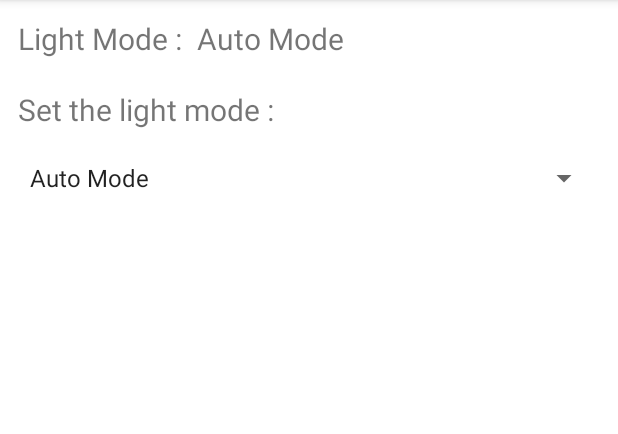
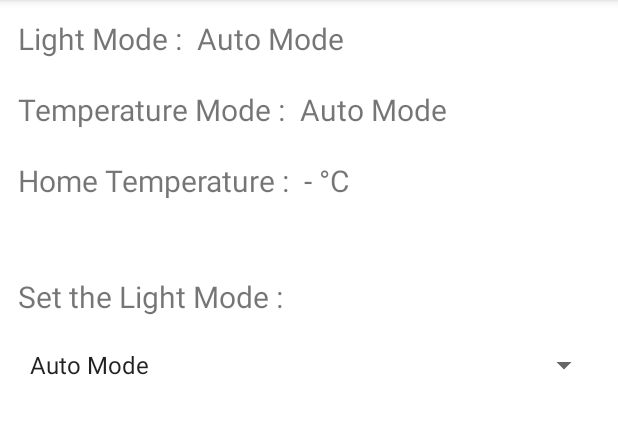
Before and after one commit to CharlotteProjects/IoTMiniProject, an Android app: the screen it shows after launch (MainActivity), on a phone screen of 412 x 824 dp, the part 84-518 px from its top. Run offline under Robolectric (Android 15) with nearby library versions, the phone set to English and light mode, and no system bars; our stand-ins replace Firebase (no records; nobody signed in at launch, a user with empty details on screens opened directly); 2 statements that could not run were skipped.

Commit message:
add Temperature UI

```diff
--- a/app/src/main/java/com/charlottesutdio/iotminiproject/MainActivity.java
+++ b/app/src/main/java/com/charlottesutdio/iotminiproject/MainActivity.java
@@ -29,7 +29,7 @@ public class MainActivity extends AppCompatActivity {
     private DatabaseReference database_LightMode;
 
     private final String path_Main_Manager = "Manager";
-    private final String path_LED = "LEDmode";
+    private final String path_LED = "LightMode";
     private boolean afterInti = false;
 
     //endregion
--- a/app/src/main/res/layout/activity_main.xml
+++ b/app/src/main/res/layout/activity_main.xml
@@ -21,25 +21,72 @@
         android:layout_width="wrap_content"
         android:layout_height="wrap_content"
         android:layout_marginStart="10sp"
+        android:textSize="20sp"
         android:text="@string/text_YourLightMode"
-        android:textSize="20sp"
         app:layout_constraintEnd_toEndOf="parent"
         app:layout_constraintHorizontal_bias="0.0"
         app:layout_constraintStart_toEndOf="@+id/text_LightMode"
         app:layout_constraintTop_toTopOf="parent" />
 
     <TextView
+        android:id="@+id/text_DHTMode"
+        android:layout_width="wrap_content"
+        android:layout_height="wrap_content"
+        android:layout_marginTop="20sp"
+        android:text="@string/text_DHTMode"
+        android:textSize="20sp"
+        app:layout_constraintStart_toStartOf="parent"
+        app:layout_constraintTop_toBottomOf="@+id/text_LightMode" />
+
+    <TextView
+        android:id="@+id/text_YourDHTMode"
+        android:layout_width="wrap_content"
+        android:layout_height="wrap_content"
+        android:layout_marginTop="20sp"
+        android:layout_marginStart="10sp"
+        android:text="@string/text_YourDHTMode"
+        android:textSize="20sp"
+        app:layout_constraintEnd_toEndOf="parent"
+        app:layout_constraintHorizontal_bias="0.0"
+        app:layout_constraintStart_toEndOf="@+id/text_DHTMode"
+        app:layout_constraintTop_toBottomOf="@+id/text_LightMode" />
+
+
+    <TextView
+        android:id="@+id/text_DHT"
+        android:layout_width="wrap_content"
+        android:layout_height="wrap_content"
+        android:layout_marginTop="20sp"
+        android:text="@string/text_DHT"
+        android:textSize="20sp"
+        app:layout_constraintStart_toStartOf="parent"
+        app:layout_constraintTop_toBottomOf="@+id/text_DHTMode" />
+
+    <TextView
+        android:id="@+id/text_DHTTemp"
+        android:layout_width="wrap_content"
+        android:layout_height="wrap_content"
+        android:layout_marginTop="20sp"
+        android:layout_marginStart="10sp"
+        android:text="@string/text_DHTTemp"
+        android:textSize="20sp"
+        app:layout_constraintEnd_toEndOf="parent"
+        app:layout_constraintHorizontal_bias="0.0"
+        app:layout_constraintStart_toEndOf="@+id/text_DHT"
+        app:layout_constraintTop_toBottomOf="@+id/text_DHTMode" />
+
+    <TextView
         android:id="@+id/text_ChooesLightMode"
         android:layout_width="wrap_content"
         android:layout_height="wrap_content"
-        android:layout_marginTop="20sp"
         android:text="@string/text_ChooseMode"
+        android:layout_marginTop="50sp"
         android:textSize="20sp"
         app:layout_constraintBottom_toBottomOf="parent"
         app:layout_constraintLeft_toLeftOf="parent"
         app:layout_constraintRight_toRightOf="parent"
         app:layout_constraintStart_toStartOf="parent"
-        app:layout_constraintTop_toBottomOf="@+id/text_LightMode"
+        app:layout_constraintTop_toBottomOf="@+id/text_DHT"
         app:layout_constraintVertical_bias="0.0" />
 
     <Spinner
--- a/app/src/main/res/values/strings.xml
+++ b/app/src/main/res/values/strings.xml
@@ -1,8 +1,12 @@
 <resources>
     <string name="app_name">IoTMiniProject</string>
-    <string name="text_ChooseMode">Set the light mode :</string>
+    <string name="text_ChooseMode">Set the Light Mode :</string>
     <string name="text_LightMode">Light Mode :</string>
     <string name="text_YourLightMode">Auto Mode</string>
+    <string name="text_DHTMode">Temperature Mode :</string>
+    <string name="text_YourDHTMode">Auto Mode</string>
+    <string name="text_DHT">Home Temperature :</string>
+    <string name="text_DHTTemp">- °C</string>
     <string-array name="drop_down_Light">
         <item>"Auto Mode"</item>
         <item>"Lighting Mode"</item>
```
